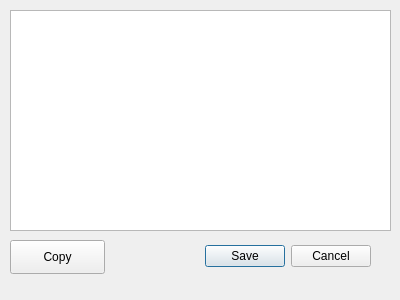
The window that ui/configExportDialog.ui (JargeZ/ntscqt) describes before a commit, drawn with Qt 5.
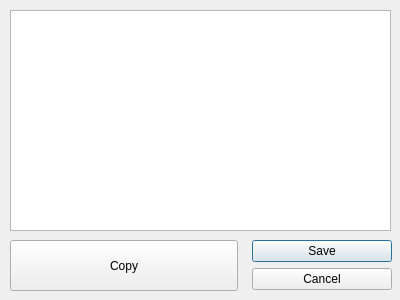
The same window after the commit.

Diff of the .ui file:
```diff
--- a/ui/configExportDialog.ui
+++ b/ui/configExportDialog.ui
@@ -16,14 +16,14 @@
   <widget class="QDialogButtonBox" name="buttonBox">
    <property name="geometry">
     <rect>
-     <x>30</x>
+     <x>252</x>
      <y>240</y>
-     <width>341</width>
-     <height>32</height>
+     <width>140</width>
+     <height>51</height>
     </rect>
    </property>
    <property name="orientation">
-    <enum>Qt::Horizontal</enum>
+    <enum>Qt::Vertical</enum>
    </property>
    <property name="standardButtons">
     <set>QDialogButtonBox::Cancel|QDialogButtonBox::Save</set>
@@ -44,8 +44,8 @@
     <rect>
      <x>10</x>
      <y>240</y>
-     <width>95</width>
-     <height>34</height>
+     <width>228</width>
+     <height>51</height>
     </rect>
    </property>
    <property name="text">
```
